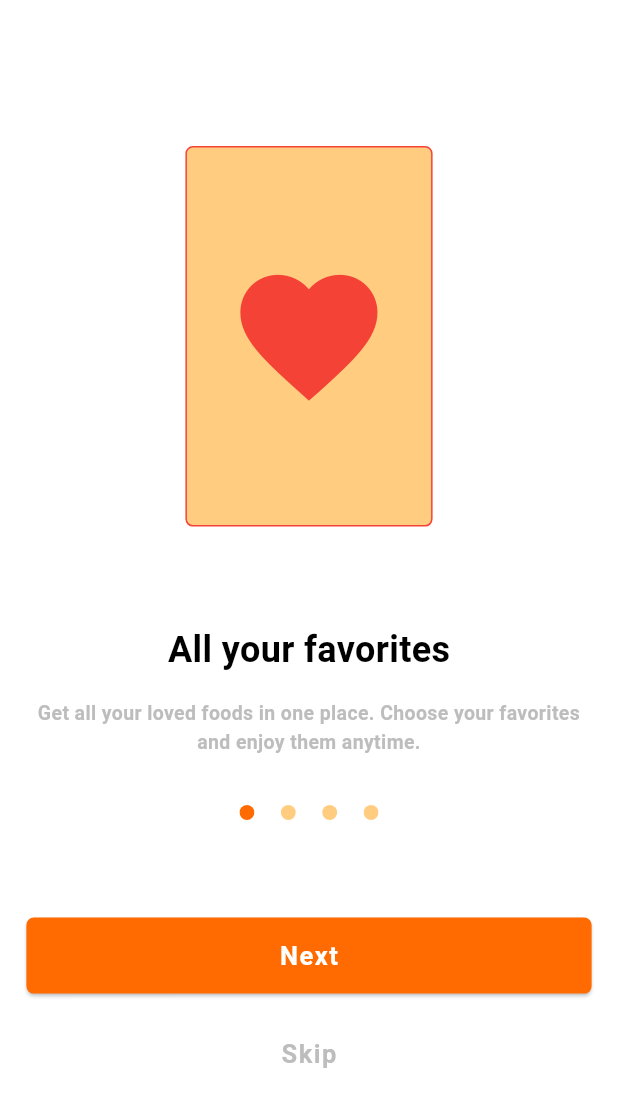
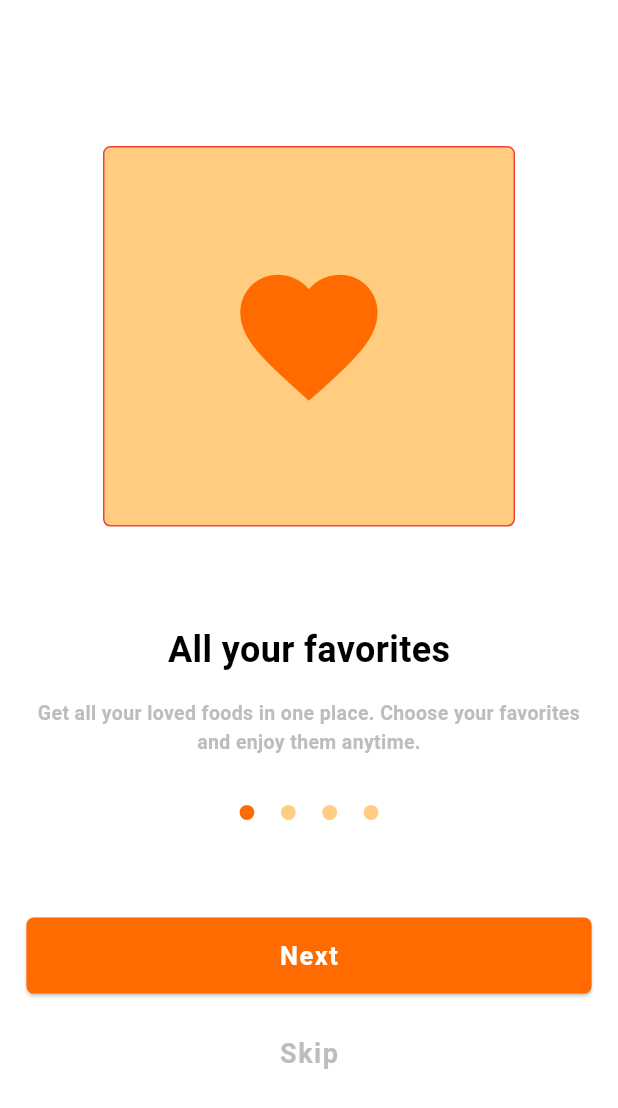
Before and after one commit to abdulsamad010/food_delivery_clean_architecture_flutter, a Flutter app: the screen it shows after launch, on a phone screen of 412 x 824 dp. Shown: the top 1108 px of the screen. Run offline on Flutter 3.47's test engine with Material 3 defaults, Android fonts, the phone set to English and light mode, and no system bars; our stand-ins replace flutter_bloc, flutter_screenutil, flutter_svg.

Commit message:
Update onboarding screen one

```diff
--- a/lib/presentation/screens/onboarding/onboarding1_screen.dart
+++ b/lib/presentation/screens/onboarding/onboarding1_screen.dart
@@ -21,13 +21,13 @@ class Onboarding1Screen extends StatelessWidget {
 
             Container(
               height: 250.h,
-            width: 150.w,
+            width: 250.w,
                 decoration: BoxDecoration(
                   color: lightOrange,
                   borderRadius: BorderRadiusGeometry.circular(5),
                   border: Border.all(color: Colors.red)
                 ),
-                child: Icon(Icons.favorite,color: Colors.red,size: 100.sp,),
+                child: Icon(Icons.favorite,color: orange,size: 100.sp,),
             ),
 
             SizedBox(height: 64.h,),
@@ -128,7 +128,7 @@ class Onboarding1Screen extends StatelessWidget {
                 color: grey,
                 fontWeight: FontWeight.bold,
                 letterSpacing: 1,
-                fontSize: 17
+                fontSize: 18
               ),
             ))
 
```
